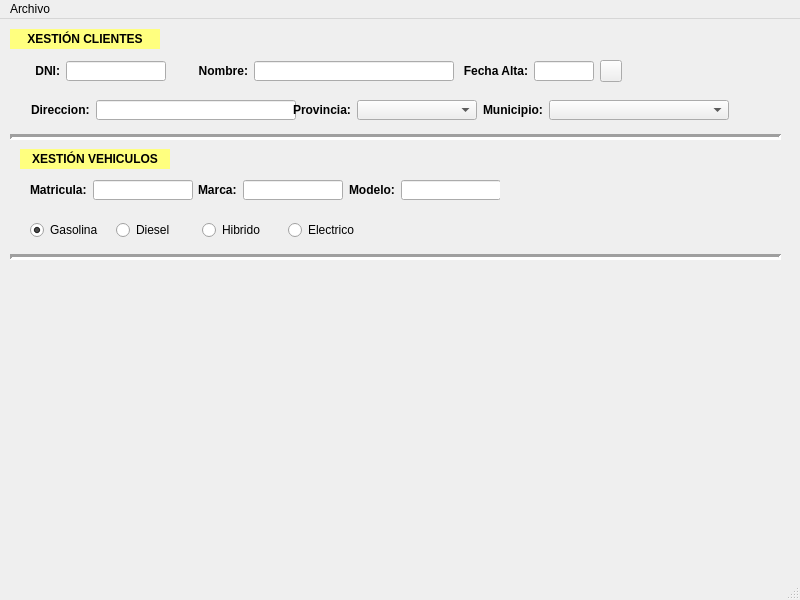
This is QuintanaRanha/ventMain.ui in Martin-Quintana/Desenvolvemento-de-Interfaces as Qt 5 draws it before an edit. The edited form follows.
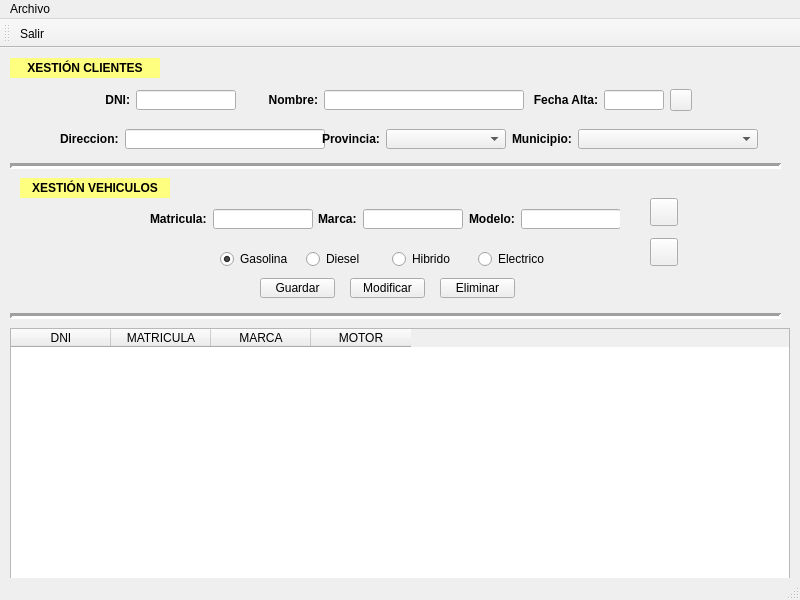
This is the edited form. Icons and pictures are not drawn.

What changed in the file:
```diff
--- a/QuintanaRanha/ventMain.ui
+++ b/QuintanaRanha/ventMain.ui
@@ -127,7 +127,7 @@
    <widget class="QWidget" name="layoutWidget">
     <property name="geometry">
      <rect>
-      <x>30</x>
+      <x>100</x>
       <y>40</y>
       <width>594</width>
       <height>24</height>
@@ -328,7 +328,7 @@
    <widget class="QWidget" name="layoutWidget">
     <property name="geometry">
      <rect>
-      <x>31</x>
+      <x>60</x>
       <y>80</y>
       <width>698</width>
       <height>22</height>
@@ -427,7 +427,7 @@
    <widget class="QWidget" name="layoutWidget">
     <property name="geometry">
      <rect>
-      <x>30</x>
+      <x>150</x>
       <y>160</y>
       <width>470</width>
       <height>22</height>
@@ -527,7 +527,7 @@
     <property name="geometry">
      <rect>
       <x>10</x>
-      <y>230</y>
+      <y>260</y>
       <width>771</width>
       <height>16</height>
      </rect>
@@ -539,10 +539,10 @@
      <enum>Qt::Horizontal</enum>
     </property>
    </widget>
-   <widget class="QWidget" name="">
+   <widget class="QWidget" name="layoutWidget">
     <property name="geometry">
      <rect>
-      <x>30</x>
+      <x>220</x>
       <y>200</y>
       <width>340</width>
       <height>22</height>
@@ -642,6 +642,193 @@
      </item>
     </layout>
    </widget>
+   <widget class="QTableWidget" name="tabClientes">
+    <property name="geometry">
+     <rect>
+      <x>10</x>
+      <y>280</y>
+      <width>780</width>
+      <height>270</height>
+     </rect>
+    </property>
+    <property name="minimumSize">
+     <size>
+      <width>780</width>
+      <height>270</height>
+     </size>
+    </property>
+    <property name="maximumSize">
+     <size>
+      <width>780</width>
+      <height>270</height>
+     </size>
+    </property>
+    <column>
+     <property name="text">
+      <string>DNI</string>
+     </property>
+    </column>
+    <column>
+     <property name="text">
+      <string>MATRICULA</string>
+     </property>
+    </column>
+    <column>
+     <property name="text">
+      <string>MARCA</string>
+     </property>
+    </column>
+    <column>
+     <property name="text">
+      <string>MOTOR</string>
+     </property>
+    </column>
+   </widget>
+   <widget class="QPushButton" name="btnGuardacli">
+    <property name="geometry">
+     <rect>
+      <x>260</x>
+      <y>230</y>
+      <width>75</width>
+      <height>20</height>
+     </rect>
+    </property>
+    <property name="minimumSize">
+     <size>
+      <width>75</width>
+      <height>20</height>
+     </size>
+    </property>
+    <property name="maximumSize">
+     <size>
+      <width>75</width>
+      <height>20</height>
+     </size>
+    </property>
+    <property name="text">
+     <string>Guardar</string>
+    </property>
+   </widget>
+   <widget class="QPushButton" name="btnModifcli">
+    <property name="geometry">
+     <rect>
+      <x>350</x>
+      <y>230</y>
+      <width>75</width>
+      <height>20</height>
+     </rect>
+    </property>
+    <property name="minimumSize">
+     <size>
+      <width>75</width>
+      <height>20</height>
+     </size>
+    </property>
+    <property name="maximumSize">
+     <size>
+      <width>75</width>
+      <height>20</height>
+     </size>
+    </property>
+    <property name="text">
+     <string>Modificar</string>
+    </property>
+   </widget>
+   <widget class="QPushButton" name="btnBorracli">
+    <property name="geometry">
+     <rect>
+      <x>440</x>
+      <y>230</y>
+      <width>75</width>
+      <height>20</height>
+     </rect>
+    </property>
+    <property name="minimumSize">
+     <size>
+      <width>75</width>
+      <height>20</height>
+     </size>
+    </property>
+    <property name="maximumSize">
+     <size>
+      <width>75</width>
+      <height>20</height>
+     </size>
+    </property>
+    <property name="text">
+     <string>Eliminar</string>
+    </property>
+   </widget>
+   <widget class="QPushButton" name="btnLimpiacli">
+    <property name="geometry">
+     <rect>
+      <x>650</x>
+      <y>150</y>
+      <width>28</width>
+      <height>28</height>
+     </rect>
+    </property>
+    <property name="minimumSize">
+     <size>
+      <width>28</width>
+      <height>28</height>
+     </size>
+    </property>
+    <property name="maximumSize">
+     <size>
+      <width>28</width>
+      <height>28</height>
+     </size>
+    </property>
+    <property name="text">
+     <string/>
+    </property>
+    <property name="icon">
+     <iconset>
+      <normaloff>img/limpiar.png</normaloff>img/limpiar.png</iconset>
+    </property>
+    <property name="iconSize">
+     <size>
+      <width>24</width>
+      <height>24</height>
+     </size>
+    </property>
+   </widget>
+   <widget class="QPushButton" name="btnBuscacli">
+    <property name="geometry">
+     <rect>
+      <x>650</x>
+      <y>190</y>
+      <width>28</width>
+      <height>28</height>
+     </rect>
+    </property>
+    <property name="minimumSize">
+     <size>
+      <width>28</width>
+      <height>28</height>
+     </size>
+    </property>
+    <property name="maximumSize">
+     <size>
+      <width>28</width>
+      <height>28</height>
+     </size>
+    </property>
+    <property name="text">
+     <string/>
+    </property>
+    <property name="icon">
+     <iconset>
+      <normaloff>img/lupa.png</normaloff>img/lupa.png</iconset>
+    </property>
+    <property name="iconSize">
+     <size>
+      <width>24</width>
+      <height>24</height>
+     </size>
+    </property>
+   </widget>
   </widget>
   <widget class="QMenuBar" name="menubar">
    <property name="geometry">
@@ -661,6 +848,18 @@
    <addaction name="menuArchivo"/>
   </widget>
   <widget class="QStatusBar" name="statusbar"/>
+  <widget class="QToolBar" name="toolBar">
+   <property name="windowTitle">
+    <string>toolBar</string>
+   </property>
+   <attribute name="toolBarArea">
+    <enum>TopToolBarArea</enum>
+   </attribute>
+   <attribute name="toolBarBreak">
+    <bool>false</bool>
+   </attribute>
+   <addaction name="actionSalirbar"/>
+  </widget>
   <action name="actionSalir">
    <property name="text">
     <string>Salir</string>
@@ -669,6 +868,15 @@
     <string>Alt+S</string>
    </property>
   </action>
+  <action name="actionSalirbar">
+   <property name="icon">
+    <iconset>
+     <normaloff>img/salir.png</normaloff>img/salir.png</iconset>
+   </property>
+   <property name="text">
+    <string>Salir</string>
+   </property>
+  </action>
  </widget>
  <resources/>
  <connections/>
```
Left out of the diff: 3 changed lines with no effect on the pictures.
